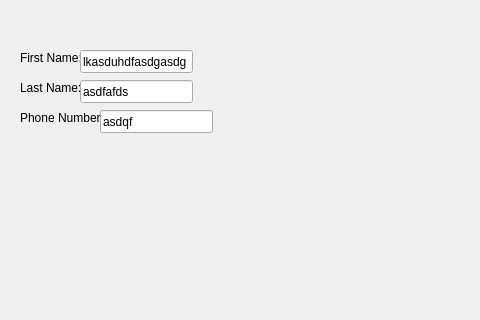
This is mainwindow.ui in LAVjr97/CProgram as Qt 5 draws it before an edit; both pictures show x 0 to 480 and y 0 to 320 of the 800 by 600 pixel window. The edited form follows.
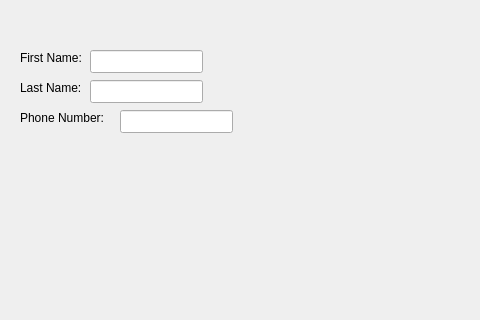
This is the edited form. The open tabs and pages were chosen to show the change.

The edit to the form file:
```diff
--- a/mainwindow.ui
+++ b/mainwindow.ui
@@ -372,7 +372,7 @@
        <rect>
         <x>20</x>
         <y>50</y>
-        <width>61</width>
+        <width>81</width>
         <height>16</height>
        </rect>
       </property>
@@ -385,7 +385,7 @@
        <rect>
         <x>20</x>
         <y>80</y>
-        <width>61</width>
+        <width>81</width>
         <height>16</height>
        </rect>
       </property>
@@ -398,7 +398,7 @@
        <rect>
         <x>20</x>
         <y>110</y>
-        <width>81</width>
+        <width>101</width>
         <height>16</height>
        </rect>
       </property>
@@ -409,40 +409,40 @@
      <widget class="QLineEdit" name="lineFName_2">
       <property name="geometry">
        <rect>
-        <x>80</x>
+        <x>90</x>
         <y>50</y>
         <width>113</width>
         <height>23</height>
        </rect>
       </property>
       <property name="text">
-       <string>lkasduhdfasdgasdg</string>
+       <string/>
       </property>
      </widget>
      <widget class="QLineEdit" name="lineLName_2">
       <property name="geometry">
        <rect>
-        <x>80</x>
+        <x>90</x>
         <y>80</y>
         <width>113</width>
         <height>23</height>
        </rect>
       </property>
       <property name="text">
-       <string>asdfafds</string>
+       <string/>
       </property>
      </widget>
      <widget class="QLineEdit" name="linePhone_2">
       <property name="geometry">
        <rect>
-        <x>100</x>
+        <x>120</x>
         <y>110</y>
         <width>113</width>
         <height>23</height>
        </rect>
       </property>
       <property name="text">
-       <string>asdqf</string>
+       <string/>
       </property>
      </widget>
      <widget class="QPushButton" name="btnCreate">
```
Left out of the diff: 4 changed lines with no effect on the pictures.
